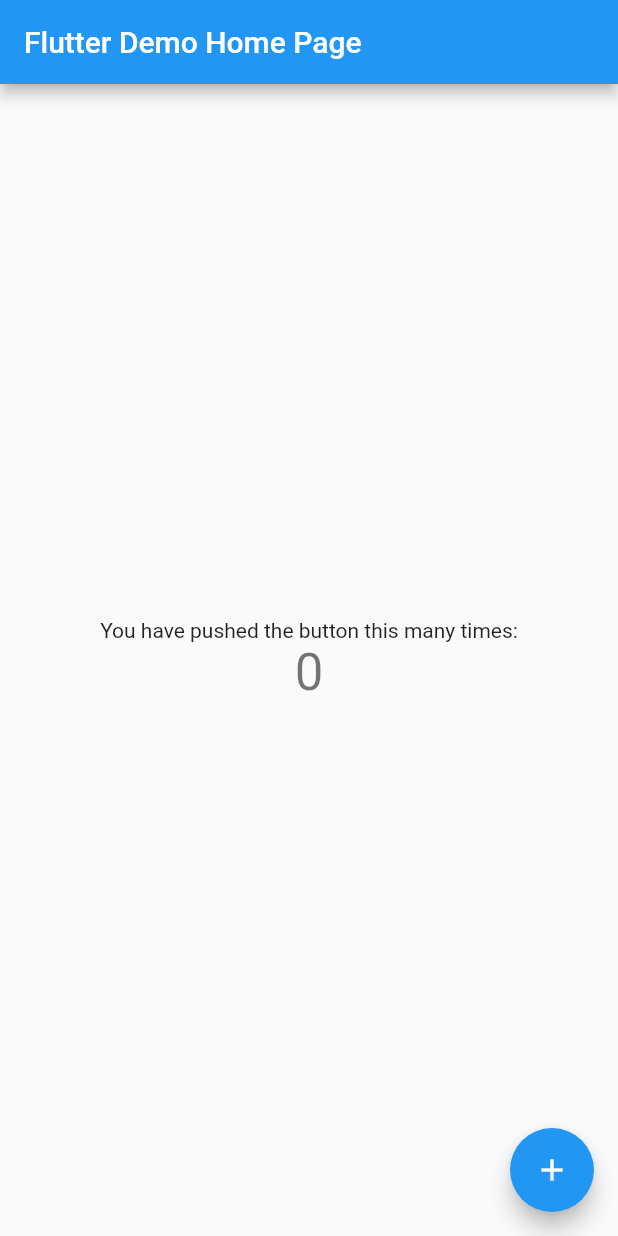
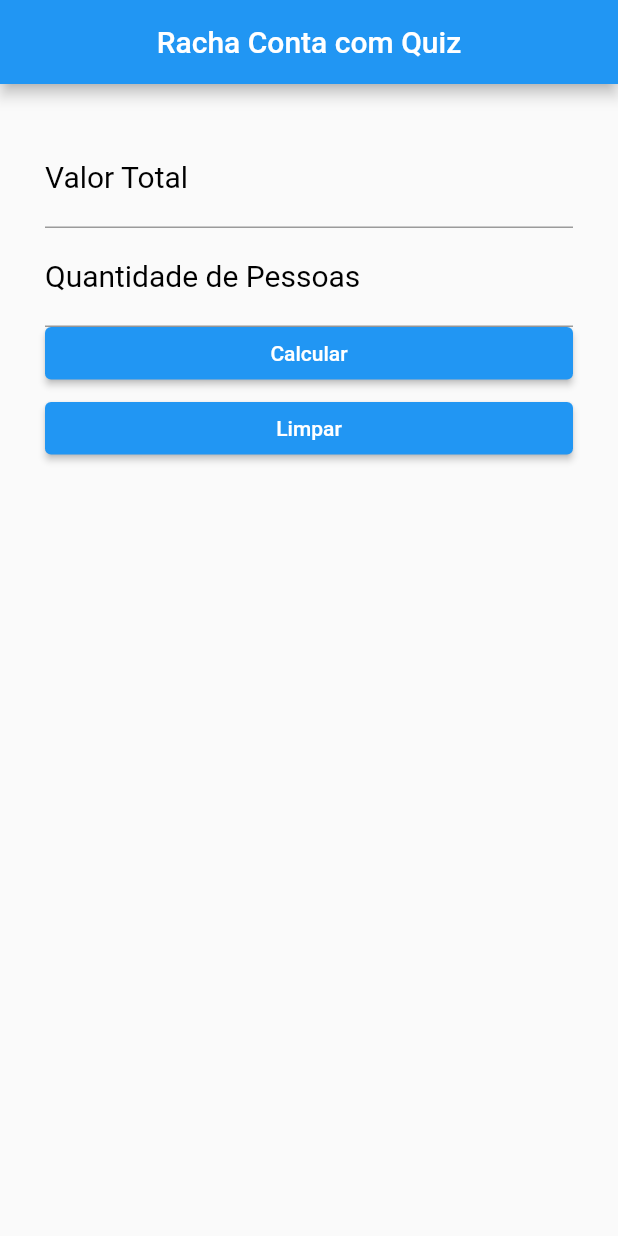
Before and after one commit to otaviocesar/racha-conta, a Flutter app: the screen it shows after launch, on a phone screen of 412 x 824 dp. Run offline on Flutter 3.47's test engine with Material 2 defaults, Android fonts, the light colour scheme and no system bars.

Commit message:
Adicionando formulário com divisão básica de valores

```diff
--- /dev/null
+++ b/lib/home.dart
@@ -0,0 +1,114 @@
+import 'package:flutter/material.dart';
+
+class HomePage extends StatefulWidget {
+  const HomePage({Key? key}) : super(key: key);
+
+  @override
+  _HomePageState createState() => _HomePageState();
+}
+
+class _HomePageState extends State<HomePage> {
+  final _total = TextEditingController();
+  final _qtdPessoas = TextEditingController();
+  var _formKey = GlobalKey<FormState>();
+
+  @override
+  Widget build(BuildContext context) {
+    return Scaffold(
+      appBar:
+          AppBar(title: const Text("Racha Conta com Quiz"), centerTitle: true),
+      body: _body(),
+    );
+  }
+
+  void _limpar() {
+    _total.text = "";
+    _qtdPessoas.text = "";
+    setState(() {
+      _formKey = GlobalKey<FormState>();
+    });
+  }
+
+  _body() {
+    return SingleChildScrollView(
+        padding: const EdgeInsets.all(30.0),
+        child: Form(
+          key: _formKey,
+          child: Column(
+            crossAxisAlignment: CrossAxisAlignment.stretch,
+            children: <Widget>[
+              _form("Valor Total", _total),
+              _form("Quantidade de Pessoas", _qtdPessoas),
+              _botaoCalcular(),
+              const SizedBox(height: 15),
+              _botaoLimpar()
+            ],
+          ),
+        ));
+  }
+
+  _form(String field, TextEditingController controller) {
+    return TextFormField(
+      controller: controller,
+      validator: (s) => _validarCampo(s!, field),
+      keyboardType: TextInputType.number,
+      style: const TextStyle(
+        fontSize: 20,
+        color: Colors.black,
+      ),
+      decoration: InputDecoration(
+        labelText: field,
+        labelStyle: const TextStyle(
+          fontSize: 20,
+          color: Colors.black,
+        ),
+      ),
+    );
+  }
+
+  String? _validarCampo(String text, String field) {
+    if (text.isEmpty || int.parse(text) < 1) {
+      return "$field deve ser maior que 0!";
+    }
+    return null;
+  }
+
+  _botaoCalcular() {
+    return SizedBox(
+      height: 35,
+      child: ElevatedButton(
+        onPressed: () {
+          if (_formKey.currentState!.validate()) {
+            _calcular();
+          }
+        },
+        child: const Text("Calcular"),
+      ),
+    );
+  }
+
+  _botaoLimpar() {
+    return SizedBox(
+      height: 35,
+      child: ElevatedButton(
+        onPressed: () {
+          _limpar();
+        },
+        child: const Text("Limpar"),
+      ),
+    );
+  }
+
+  void _calcular() {
+    setState(() {
+      double valor = double.parse(_total.text);
+      double qtpessoas = double.parse(_qtdPessoas.text);
+      double vruni = (valor / qtpessoas) + (qtpessoas);
+      double total = valor;
+      String vruniStr = vruni.toStringAsPrecision(4);
+      String vrtotal = total.toStringAsPrecision(4);
+      print("Valor Para Cada Um: $vruniStr"
+          "\nValor Total da Conta: $vrtotal");
+    });
+  }
+}
--- a/lib/main.dart
+++ b/lib/main.dart
@@ -1,115 +1,15 @@
 import 'package:flutter/material.dart';
 
-void main() {
-  runApp(const MyApp());
-}
+import 'home.dart';
+
+void main() => runApp(MyApp());
 
 class MyApp extends StatelessWidget {
-  const MyApp({Key? key}) : super(key: key);
-
-  // This widget is the root of your application.
   @override
   Widget build(BuildContext context) {
     return MaterialApp(
-      title: 'Flutter Demo',
-      theme: ThemeData(
-        // This is the theme of your application.
-        //
-        // Try running your application with "flutter run". You'll see the
-        // application has a blue toolbar. Then, without quitting the app, try
-        // changing the primarySwatch below to Colors.green and then invoke
-        // "hot reload" (press "r" in the console where you ran "flutter run",
-        // or simply save your changes to "hot reload" in a Flutter IDE).
-        // Notice that the counter didn't reset back to zero; the application
-        // is not restarted.
-        primarySwatch: Colors.blue,
-      ),
-      home: const MyHomePage(title: 'Flutter Demo Home Page'),
+      debugShowCheckedModeBanner: false,
+      home: HomePage(),
     );
   }
 }
-
-class MyHomePage extends StatefulWidget {
-  const MyHomePage({Key? key, required this.title}) : super(key: key);
-
-  // This widget is the home page of your application. It is stateful, meaning
-  // that it has a State object (defined below) that contains fields that affect
-  // how it looks.
-
-  // This class is the configuration for the state. It holds the values (in this
-  // case the title) provided by the parent (in this case the App widget) and
-  // used by the build method of the State. Fields in a Widget subclass are
-  // always marked "final".
-
-  final String title;
-
-  @override
-  State<MyHomePage> createState() => _MyHomePageState();
-}
-
-class _MyHomePageState extends State<MyHomePage> {
-  int _counter = 0;
-
-  void _incrementCounter() {
-    setState(() {
-      // This call to setState tells the Flutter framework that something has
-      // changed in this State, which causes it to rerun the build method below
-      // so that the display can reflect the updated values. If we changed
-      // _counter without calling setState(), then the build method would not be
-      // called again, and so nothing would appear to happen.
-      _counter++;
-    });
-  }
-
-  @override
-  Widget build(BuildContext context) {
-    // This method is rerun every time setState is called, for instance as done
-    // by the _incrementCounter method above.
-    //
-    // The Flutter framework has been optimized to make rerunning build methods
-    // fast, so that you can just rebuild anything that needs updating rather
-    // than having to individually change instances of widgets.
-    return Scaffold(
-      appBar: AppBar(
-        // Here we take the value from the MyHomePage object that was created by
-        // the App.build method, and use it to set our appbar title.
-        title: Text(widget.title),
-      ),
-      body: Center(
-        // Center is a layout widget. It takes a single child and positions it
-        // in the middle of the parent.
-        child: Column(
-          // Column is also a layout widget. It takes a list of children and
-          // arranges them vertically. By default, it sizes itself to fit its
-          // children horizontally, and tries to be as tall as its parent.
-          //
-          // Invoke "debug painting" (press "p" in the console, choose the
-          // "Toggle Debug Paint" action from the Flutter Inspector in Android
-          // Studio, or the "Toggle Debug Paint" command in Visual Studio Code)
-          // to see the wireframe for each widget.
-          //
-          // Column has various properties to control how it sizes itself and
-          // how it positions its children. Here we use mainAxisAlignment to
-          // center the children vertically; the main axis here is the vertical
-          // axis because Columns are vertical (the cross axis would be
-          // horizontal).
-          mainAxisAlignment: MainAxisAlignment.center,
-          children: <Widget>[
-            const Text(
-              'You have pushed the button this many times:',
-            ),
-            Text(
-              '$_counter',
-              style: Theme.of(context).textTheme.headline4,
-            ),
-          ],
-        ),
-      ),
-      floatingActionButton: FloatingActionButton(
-        onPressed: _incrementCounter,
-        tooltip: 'Increment',
-        child: const Icon(Icons.add),
-      ), // This trailing comma makes auto-formatting nicer for build methods.
-    );
-  }
-}
```
Also changed, not shown: 1 other file.
